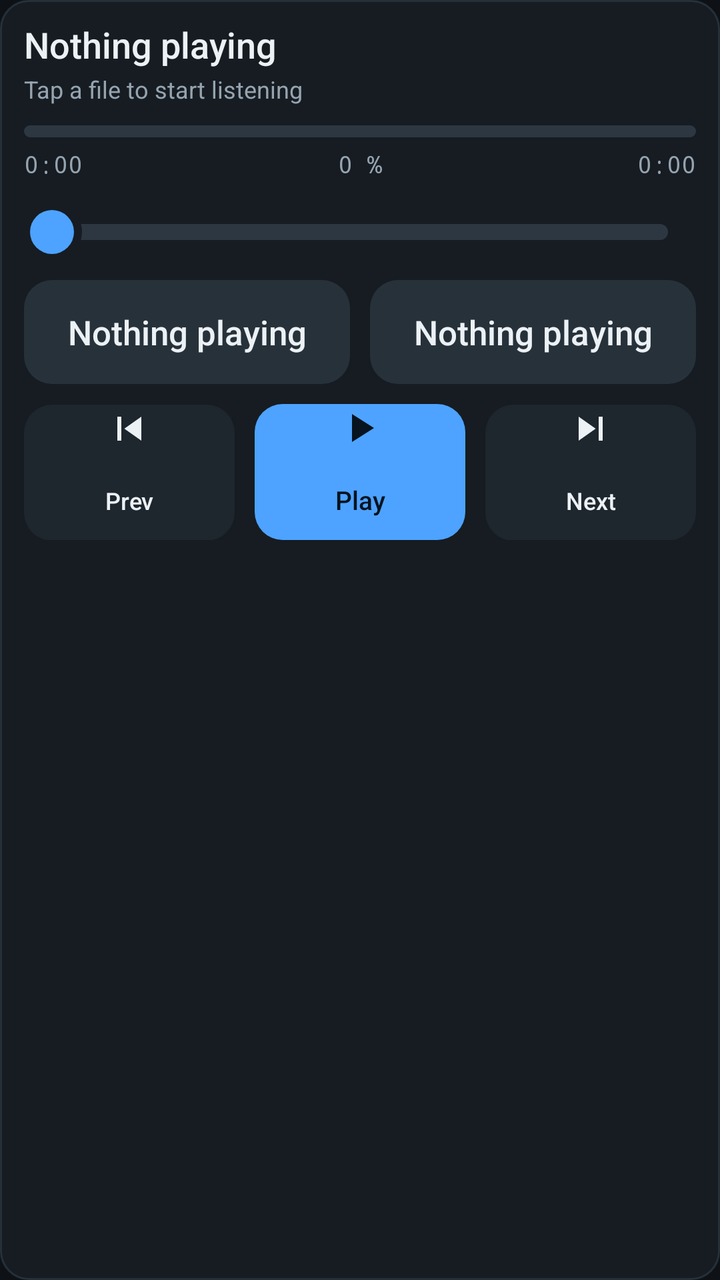
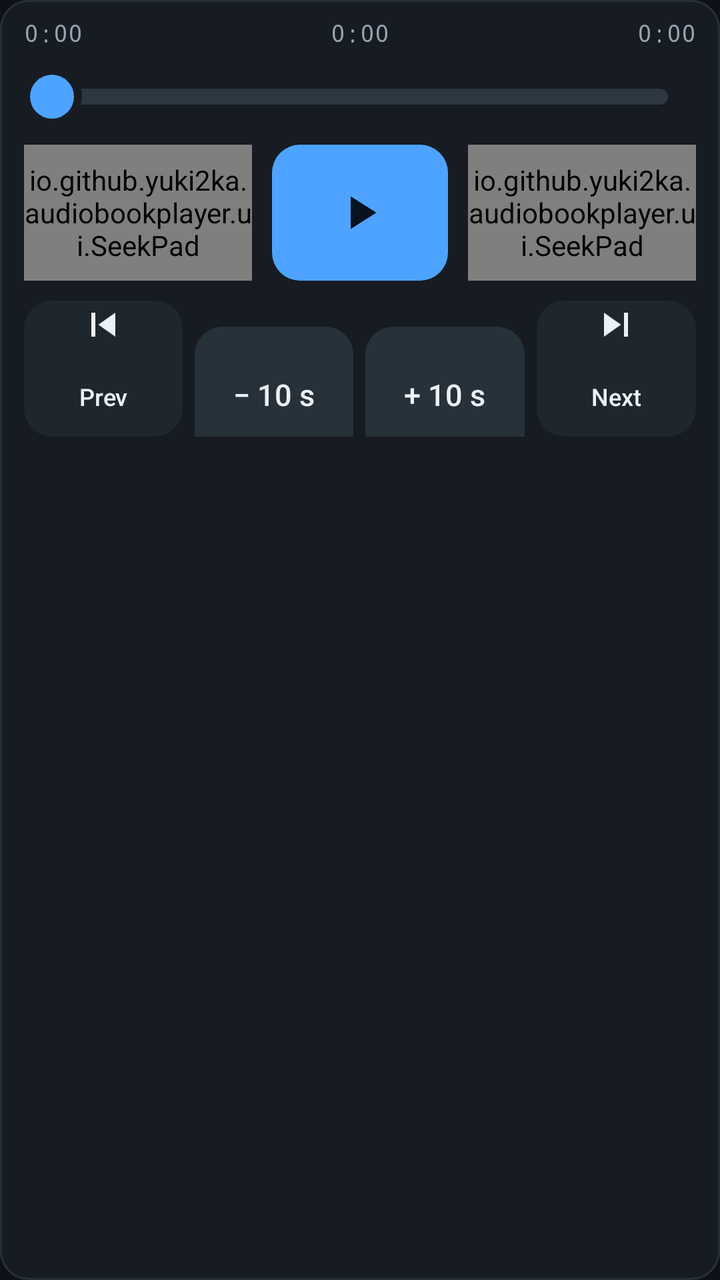

Screens rendered from an Android XML layout before and after an edit, with the pre-edit source and the edit as a unified diff.
<!-- AndroidManifest.xml: application theme Theme.Audiobooks -->
<!-- res/layout/player_panel.xml -->
<?xml version="1.0" encoding="utf-8"?>
<LinearLayout xmlns:android="http://schemas.android.com/apk/res/android"
    android:layout_width="match_parent"
    android:layout_height="wrap_content"
    android:background="@drawable/bg_panel"
    android:orientation="vertical"
    android:paddingStart="12dp"
    android:paddingTop="10dp"
    android:paddingEnd="12dp"
    android:paddingBottom="10dp">

    <TextView
        android:id="@+id/player_title"
        style="@style/PlayerTitle"
        android:text="@string/nothing_playing" />

    <TextView
        android:id="@+id/player_subtitle"
        style="@style/PlayerMeta"
        android:layout_marginTop="2dp"
        android:text="@string/nothing_playing_hint" />

    
    <ProgressBar
        android:id="@+id/rough"
        style="?android:attr/progressBarStyleHorizontal"
        android:layout_width="match_parent"
        android:layout_height="6dp"
        android:layout_marginTop="10dp"
        android:contentDescription="@string/rough_progress"
        android:max="1000"
        android:progress="0"
        android:progressDrawable="@drawable/rough_progress" />

    <LinearLayout
        android:layout_width="match_parent"
        android:layout_height="wrap_content"
        android:layout_marginTop="5dp"
        android:gravity="center_vertical"
        android:orientation="horizontal">

        <TextView
            android:id="@+id/time_position"
            style="@style/PlayerTime"
            android:text="0:00" />

        <TextView
            android:id="@+id/progress_percent"
            style="@style/PlayerTime"
            android:layout_width="0dp"
            android:layout_weight="1"
            android:gravity="center"
            android:text="0 %" />

        <TextView
            android:id="@+id/time_remaining"
            style="@style/PlayerTime"
            android:text="0:00" />
    </LinearLayout>

    
    <SeekBar
        android:id="@+id/seek_bar"
        android:layout_width="match_parent"
        android:layout_height="@dimen/seek_height"
        android:layout_marginTop="2dp"
        android:contentDescription="@string/seek_bar"
        android:max="1000"
        android:paddingStart="14dp"
        android:paddingEnd="14dp"
        android:progress="0"
        android:progressDrawable="@drawable/seek_progress"
        android:splitTrack="false"
        android:thumb="@drawable/seek_thumb" />

    <LinearLayout
        android:layout_width="match_parent"
        android:layout_height="wrap_content"
        android:orientation="horizontal">

        <Button
            android:id="@+id/btn_back"
            style="@style/StepButton"
            android:layout_width="0dp"
            android:layout_weight="1"
            android:text="@string/nothing_playing" />

        <Space
            android:layout_width="@dimen/gap"
            android:layout_height="1dp" />

        <Button
            android:id="@+id/btn_forward"
            style="@style/StepButton"
            android:layout_width="0dp"
            android:layout_weight="1"
            android:text="@string/nothing_playing" />
    </LinearLayout>

    <LinearLayout
        android:layout_width="match_parent"
        android:layout_height="wrap_content"
        android:layout_marginTop="@dimen/gap"
        android:orientation="horizontal">

        <Button
            android:id="@+id/btn_prev"
            style="@style/TransportButton"
            android:layout_width="0dp"
            android:layout_weight="1"
            android:contentDescription="@string/prev_file"
            android:drawableTop="@drawable/ic_skip_prev"
            android:text="@string/prev_short" />

        <Space
            android:layout_width="@dimen/gap"
            android:layout_height="1dp" />

        <Button
            android:id="@+id/btn_play"
            style="@style/PrimaryTransportButton"
            android:layout_width="0dp"
            android:layout_weight="1"
            android:contentDescription="@string/play"
            android:drawableTop="@drawable/ic_play_state"
            android:text="@string/play" />

        <Space
            android:layout_width="@dimen/gap"
            android:layout_height="1dp" />

        <Button
            android:id="@+id/btn_next"
            style="@style/TransportButton"
            android:layout_width="0dp"
            android:layout_weight="1"
            android:contentDescription="@string/next_file"
            android:drawableTop="@drawable/ic_skip_next"
            android:text="@string/next_short" />
    </LinearLayout>
</LinearLayout>
<!-- resources referenced by this layout -->
<resources>
  <dimen name="gap">10dp</dimen>
  <dimen name="seek_height">48dp</dimen>
  <!-- drawable rough_progress (drawable) -->
  <?xml version="1.0" encoding="utf-8"?>
  <layer-list xmlns:android="http://schemas.android.com/apk/res/android">
      <item
          android:id="@android:id/background"
          android:height="6dp"
          android:gravity="center_vertical">
          <shape android:shape="rectangle">
              <corners android:radius="3dp" />
              <solid android:color="@color/track" />
          </shape>
      </item>
      <item
          android:id="@android:id/progress"
          android:height="6dp"
          android:gravity="center_vertical">
          <clip>
              <shape android:shape="rectangle">
                  <corners android:radius="3dp" />
                  <solid android:color="@color/accent" />
              </shape>
          </clip>
      </item>
  </layer-list>
  <string name="next_file">Next file</string>
  <string name="next_short">Next</string>
  <string name="nothing_playing">Nothing playing</string>
  <string name="nothing_playing_hint">Tap a file to start listening</string>
  <string name="play">Play</string>
  <string name="prev_short">Prev</string>
  <string name="rough_progress">Overall progress</string>
  <style name="PlayerMeta">
          <item name="android:layout_width">wrap_content</item>
          <item name="android:layout_height">wrap_content</item>
          <item name="android:textSize">12sp</item>
          <item name="android:textColor">@color/text_secondary</item>
          <item name="android:singleLine">true</item>
      </style>
  <style name="PlayerTitle">
          <item name="android:layout_width">match_parent</item>
          <item name="android:layout_height">wrap_content</item>
          <item name="android:textSize">18sp</item>
          <item name="android:fontFamily">sans-serif-medium</item>
          <item name="android:textColor">@color/text_primary</item>
          <item name="android:singleLine">true</item>
          <item name="android:ellipsize">end</item>
      </style>
  <style name="PrimaryTransportButton" parent="TransportButton">
          <item name="android:background">@drawable/bg_button_accent</item>
          <item name="android:textColor">@color/accent_ink</item>
          <item name="android:drawableTint">@color/accent_ink</item>
          <item name="android:textSize">13sp</item>
      </style>
  <style name="StepButton" parent="ActionButton">
          <item name="android:layout_height">@dimen/step_height</item>
          <item name="android:textSize">17sp</item>
          <item name="android:background">@drawable/bg_button_soft</item>
      </style>
  <dimen name="corner">14dp</dimen>
  <color name="surface">#161C22</color>
  <color name="divider">#263039</color>
  <!-- drawable ic_pause (drawable) -->
  <?xml version="1.0" encoding="utf-8"?>
  <vector xmlns:android="http://schemas.android.com/apk/res/android"
      android:width="24dp"
      android:height="24dp"
      android:viewportWidth="24"
      android:viewportHeight="24">
      <path
          android:fillColor="#FFFFFFFF"
          android:pathData="M6,19h4V5H6v14zM14,5v14h4V5h-4z" />
  </vector>
  <!-- drawable ic_play (drawable) -->
  <?xml version="1.0" encoding="utf-8"?>
  <vector xmlns:android="http://schemas.android.com/apk/res/android"
      android:width="24dp"
      android:height="24dp"
      android:viewportWidth="24"
      android:viewportHeight="24">
      <path
          android:fillColor="#FFFFFFFF"
          android:pathData="M8,5v14l11,-7z" />
  </vector>
  <color name="track">#2C3742</color>
  <color name="accent">#4DA3FF</color>
  <color name="accent_dim">#1E5C96</color>
  <color name="text_primary">#ECF1F5</color>
  <color name="accent_ink">#07131F</color>
  <dimen name="step_height">52dp</dimen>
  <dimen name="transport_height">68dp</dimen>
  <color name="bg">#0E1216</color>
  <dimen name="touch">48dp</dimen>
  <color name="ripple">#2EFFFFFF</color>
  <color name="surface_3">#27313A</color>
  <color name="surface_2">#1E262E</color>
  <!-- unchanged entries left out for length: 17 -->
</resources>

<!-- the commit's change to res/layout/player_panel.xml (unified diff, before → after) -->
@@ -5,38 +5,14 @@
     android:background="@drawable/bg_panel"
     android:orientation="vertical"
     android:paddingStart="12dp"
-    android:paddingTop="10dp"
+    android:paddingTop="8dp"
     android:paddingEnd="12dp"
     android:paddingBottom="10dp">
-
-    <TextView
-        android:id="@+id/player_title"
-        style="@style/PlayerTitle"
-        android:text="@string/nothing_playing" />
-
-    <TextView
-        android:id="@+id/player_subtitle"
-        style="@style/PlayerMeta"
-        android:layout_marginTop="2dp"
-        android:text="@string/nothing_playing_hint" />
-
-    
-    <ProgressBar
-        android:id="@+id/rough"
-        style="?android:attr/progressBarStyleHorizontal"
-        android:layout_width="match_parent"
-        android:layout_height="6dp"
-        android:layout_marginTop="10dp"
-        android:contentDescription="@string/rough_progress"
-        android:max="1000"
-        android:progress="0"
-        android:progressDrawable="@drawable/rough_progress" />
 
     <LinearLayout
         android:layout_width="match_parent"
         android:layout_height="wrap_content"
-        android:layout_marginTop="5dp"
-        android:gravity="center_vertical"
+        android:baselineAligned="true"
         android:orientation="horizontal">
 
         <TextView
@@ -45,16 +21,17 @@
             android:text="0:00" />
 
         <TextView
-            android:id="@+id/progress_percent"
+            android:id="@+id/time_total"
             style="@style/PlayerTime"
             android:layout_width="0dp"
             android:layout_weight="1"
             android:gravity="center"
-            android:text="0 %" />
+            android:text="0:00" />
 
         <TextView
             android:id="@+id/time_remaining"
             style="@style/PlayerTime"
+            android:gravity="end"
             android:text="0:00" />
     </LinearLayout>
 
@@ -62,7 +39,7 @@
     <SeekBar
         android:id="@+id/seek_bar"
         android:layout_width="match_parent"
-        android:layout_height="@dimen/seek_height"
+        android:layout_height="44dp"
         android:layout_marginTop="2dp"
         android:contentDescription="@string/seek_bar"
         android:max="1000"
@@ -76,25 +53,37 @@
     <LinearLayout
         android:layout_width="match_parent"
         android:layout_height="wrap_content"
+        android:layout_marginTop="2dp"
+        android:gravity="center_vertical"
         android:orientation="horizontal">
 
-        <Button
-            android:id="@+id/btn_back"
-            style="@style/StepButton"
+        <io.github.yuki2ka.audiobookplayer.ui.SeekPad
+            android:id="@+id/pad_back"
             android:layout_width="0dp"
-            android:layout_weight="1"
-            android:text="@string/nothing_playing" />
+            android:layout_height="@dimen/transport_height"
+            android:layout_weight="1" />
 
         <Space
             android:layout_width="@dimen/gap"
             android:layout_height="1dp" />
 
-        <Button
-            android:id="@+id/btn_forward"
-            style="@style/StepButton"
+        <ImageButton
+            android:id="@+id/btn_play"
+            style="@style/PrimaryIconButton"
+            android:layout_width="88dp"
+            android:layout_height="@dimen/transport_height"
+            android:contentDescription="@string/play"
+            android:src="@drawable/ic_play_state" />
+
+        <Space
+            android:layout_width="@dimen/gap"
+            android:layout_height="1dp" />
+
+        <io.github.yuki2ka.audiobookplayer.ui.SeekPad
+            android:id="@+id/pad_forward"
             android:layout_width="0dp"
-            android:layout_weight="1"
-            android:text="@string/nothing_playing" />
+            android:layout_height="@dimen/transport_height"
+            android:layout_weight="1" />
     </LinearLayout>
 
     <LinearLayout
@@ -113,20 +102,29 @@
             android:text="@string/prev_short" />
 
         <Space
-            android:layout_width="@dimen/gap"
+            android:layout_width="@dimen/gap_small"
             android:layout_height="1dp" />
 
         <Button
-            android:id="@+id/btn_play"
-            style="@style/PrimaryTransportButton"
+            android:id="@+id/btn_back"
+            style="@style/StepChipButton"
             android:layout_width="0dp"
             android:layout_weight="1"
-            android:contentDescription="@string/play"
-            android:drawableTop="@drawable/ic_play_state"
-            android:text="@string/play" />
+            android:text="@string/seek_back_default" />
 
         <Space
-            android:layout_width="@dimen/gap"
+            android:layout_width="@dimen/gap_small"
+            android:layout_height="1dp" />
+
+        <Button
+            android:id="@+id/btn_forward"
+            style="@style/StepChipButton"
+            android:layout_width="0dp"
+            android:layout_weight="1"
+            android:text="@string/seek_forward_default" />
+
+        <Space
+            android:layout_width="@dimen/gap_small"
             android:layout_height="1dp" />
 
         <Button
<!-- resource entries referenced after the edit -->
@@ -1,64 +1,25 @@
 <!-- resources referenced by this layout -->
 <resources>
   <dimen name="gap">10dp</dimen>
-  <dimen name="seek_height">48dp</dimen>
-  <!-- drawable rough_progress (drawable) -->
-  <?xml version="1.0" encoding="utf-8"?>
-  <layer-list xmlns:android="http://schemas.android.com/apk/res/android">
-      <item
-          android:id="@android:id/background"
-          android:height="6dp"
-          android:gravity="center_vertical">
-          <shape android:shape="rectangle">
-              <corners android:radius="3dp" />
-              <solid android:color="@color/track" />
-          </shape>
-      </item>
-      <item
-          android:id="@android:id/progress"
-          android:height="6dp"
-          android:gravity="center_vertical">
-          <clip>
-              <shape android:shape="rectangle">
-                  <corners android:radius="3dp" />
-                  <solid android:color="@color/accent" />
-              </shape>
-          </clip>
-      </item>
-  </layer-list>
+  <dimen name="gap_small">6dp</dimen>
   <string name="next_file">Next file</string>
   <string name="next_short">Next</string>
-  <string name="nothing_playing">Nothing playing</string>
-  <string name="nothing_playing_hint">Tap a file to start listening</string>
   <string name="play">Play</string>
   <string name="prev_short">Prev</string>
-  <string name="rough_progress">Overall progress</string>
-  <style name="PlayerMeta">
-          <item name="android:layout_width">wrap_content</item>
-          <item name="android:layout_height">wrap_content</item>
-          <item name="android:textSize">12sp</item>
-          <item name="android:textColor">@color/text_secondary</item>
-          <item name="android:singleLine">true</item>
+  <string name="seek_back_default">\u2212 10 s</string>
+  <string name="seek_forward_default">+ 10 s</string>
+  <style name="PrimaryIconButton" parent="@android:style/Widget.Material.ImageButton">
+          <item name="android:background">@drawable/bg_button_accent</item>
+          <item name="android:padding">20dp</item>
+          <item name="android:scaleType">fitCenter</item>
+          <item name="android:stateListAnimator">@null</item>
       </style>
-  <style name="PlayerTitle">
-          <item name="android:layout_width">match_parent</item>
-          <item name="android:layout_height">wrap_content</item>
-          <item name="android:textSize">18sp</item>
-          <item name="android:fontFamily">sans-serif-medium</item>
-          <item name="android:textColor">@color/text_primary</item>
-          <item name="android:singleLine">true</item>
-          <item name="android:ellipsize">end</item>
-      </style>
-  <style name="PrimaryTransportButton" parent="TransportButton">
-          <item name="android:background">@drawable/bg_button_accent</item>
-          <item name="android:textColor">@color/accent_ink</item>
-          <item name="android:drawableTint">@color/accent_ink</item>
-          <item name="android:textSize">13sp</item>
-      </style>
-  <style name="StepButton" parent="ActionButton">
-          <item name="android:layout_height">@dimen/step_height</item>
-          <item name="android:textSize">17sp</item>
+  <style name="StepChipButton" parent="ActionButton">
+          <item name="android:layout_height">@dimen/transport_height</item>
+          <item name="android:textSize">15sp</item>
           <item name="android:background">@drawable/bg_button_soft</item>
+          <item name="android:paddingStart">4dp</item>
+          <item name="android:paddingEnd">4dp</item>
       </style>
   <dimen name="corner">14dp</dimen>
   <color name="surface">#161C22</color>
@@ -71,7 +32,7 @@
       android:viewportWidth="24"
       android:viewportHeight="24">
       <path
-          android:fillColor="#FFFFFFFF"
+          android:fillColor="@color/accent_ink"
           android:pathData="M6,19h4V5H6v14zM14,5v14h4V5h-4z" />
   </vector>
   <!-- drawable ic_play (drawable) -->
@@ -82,7 +43,7 @@
       android:viewportWidth="24"
       android:viewportHeight="24">
       <path
-          android:fillColor="#FFFFFFFF"
+          android:fillColor="@color/accent_ink"
           android:pathData="M8,5v14l11,-7z" />
   </vector>
   <color name="track">#2C3742</color>
@@ -90,7 +51,6 @@
   <color name="accent_dim">#1E5C96</color>
   <color name="text_primary">#ECF1F5</color>
   <color name="accent_ink">#07131F</color>
-  <dimen name="step_height">52dp</dimen>
   <dimen name="transport_height">68dp</dimen>
   <color name="bg">#0E1216</color>
   <dimen name="touch">48dp</dimen>
